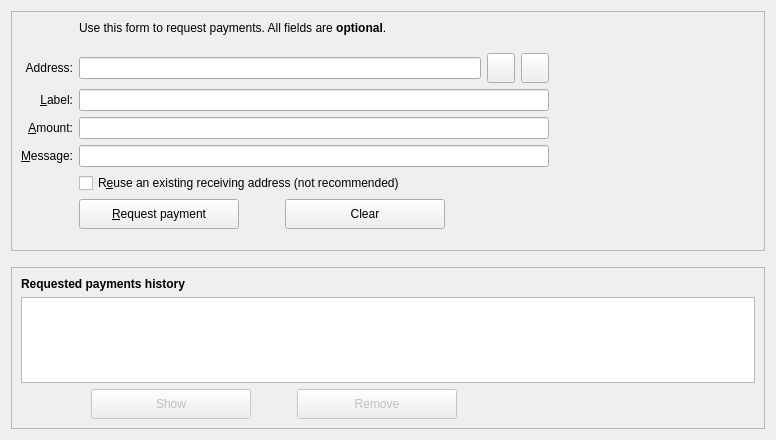
Before: the Qt Designer form src/qt/forms/receivecoinsdialog.ui in qtumproject/qtum, drawn with Qt 5.
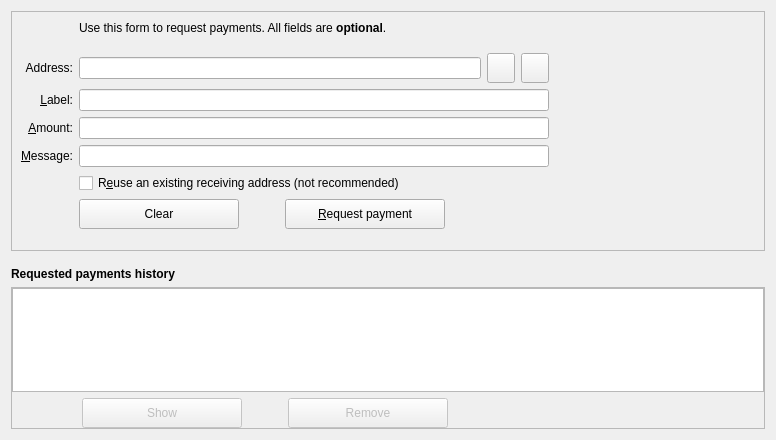
After: the same form once the commit is applied. Icons and pictures are not drawn. Custom widgets are drawn as their Qt base class.

Commit message: Update main screens buttons

What changed in the file:
```diff
--- a/src/qt/forms/receivecoinsdialog.ui
+++ b/src/qt/forms/receivecoinsdialog.ui
@@ -10,7 +10,7 @@
     <height>440</height>
    </rect>
   </property>
-  <layout class="QVBoxLayout" name="verticalLayout" stretch="0,0,1">
+  <layout class="QVBoxLayout" name="verticalLayout" stretch="0,0,0,1">
    <item>
     <widget class="QFrame" name="frame2">
      <property name="sizePolicy">
@@ -136,39 +136,6 @@
         </item>
         <item row="9" column="2">
          <layout class="QHBoxLayout" name="horizontalLayout">
-          <item>
-           <widget class="QPushButton" name="receiveButton">
-            <property name="minimumSize">
-             <size>
-              <width>160</width>
-              <height>30</height>
-             </size>
-            </property>
-            <property name="text">
-             <string>&amp;Request payment</string>
-            </property>
-            <property name="icon">
-             <iconset resource="../bitcoin.qrc">
-              <normaloff>:/icons/receiving_addresses</normaloff>:/icons/receiving_addresses</iconset>
-            </property>
-           </widget>
-          </item>
-          <item>
-           <spacer name="horizontalSpacer_5">
-            <property name="orientation">
-             <enum>Qt::Horizontal</enum>
-            </property>
-            <property name="sizeType">
-             <enum>QSizePolicy::Fixed</enum>
-            </property>
-            <property name="sizeHint" stdset="0">
-             <size>
-              <width>40</width>
-              <height>20</height>
-             </size>
-            </property>
-           </spacer>
-          </item>
           <item>
            <widget class="QPushButton" name="clearButton">
             <property name="sizePolicy">
@@ -198,6 +165,39 @@
             </property>
            </widget>
           </item>
+          <item>
+           <spacer name="horizontalSpacer_5">
+            <property name="orientation">
+             <enum>Qt::Horizontal</enum>
+            </property>
+            <property name="sizeType">
+             <enum>QSizePolicy::Fixed</enum>
+            </property>
+            <property name="sizeHint" stdset="0">
+             <size>
+              <width>40</width>
+              <height>20</height>
+             </size>
+            </property>
+           </spacer>
+          </item>
+          <item>
+           <widget class="QPushButton" name="receiveButton">
+            <property name="minimumSize">
+             <size>
+              <width>160</width>
+              <height>30</height>
+             </size>
+            </property>
+            <property name="text">
+             <string>&amp;Request payment</string>
+            </property>
+            <property name="icon">
+             <iconset resource="../bitcoin.qrc">
+              <normaloff>:/icons/receiving_addresses</normaloff>:/icons/receiving_addresses</iconset>
+            </property>
+           </widget>
+          </item>
           <item>
            <spacer name="horizontalSpacer">
             <property name="orientation">
@@ -305,6 +305,19 @@
      </property>
     </spacer>
    </item>
+   <item>
+    <widget class="QLabel" name="label_6">
+     <property name="font">
+      <font>
+       <weight>75</weight>
+       <bold>true</bold>
+      </font>
+     </property>
+     <property name="text">
+      <string>Requested payments history</string>
+     </property>
+    </widget>
+   </item>
    <item>
     <widget class="QFrame" name="frame">
      <property name="sizePolicy">
@@ -320,19 +333,18 @@
       <enum>QFrame::Raised</enum>
      </property>
      <layout class="QVBoxLayout" name="verticalLayout_2">
-      <item>
-       <widget class="QLabel" name="label_6">
-        <property name="font">
-         <font>
-          <weight>75</weight>
-          <bold>true</bold>
-         </font>
-        </property>
-        <property name="text">
-         <string>Requested payments history</string>
-        </property>
-       </widget>
-      </item>
+      <property name="leftMargin">
+       <number>0</number>
+      </property>
+      <property name="topMargin">
+       <number>0</number>
+      </property>
+      <property name="rightMargin">
+       <number>0</number>
+      </property>
+      <property name="bottomMargin">
+       <number>0</number>
+      </property>
       <item>
        <widget class="QTableView" name="recentRequestsView">
         <property name="contextMenuPolicy">
```
Left out of the diff: 4 changed lines with no effect on the pictures. The commit also changes 19 other files.
